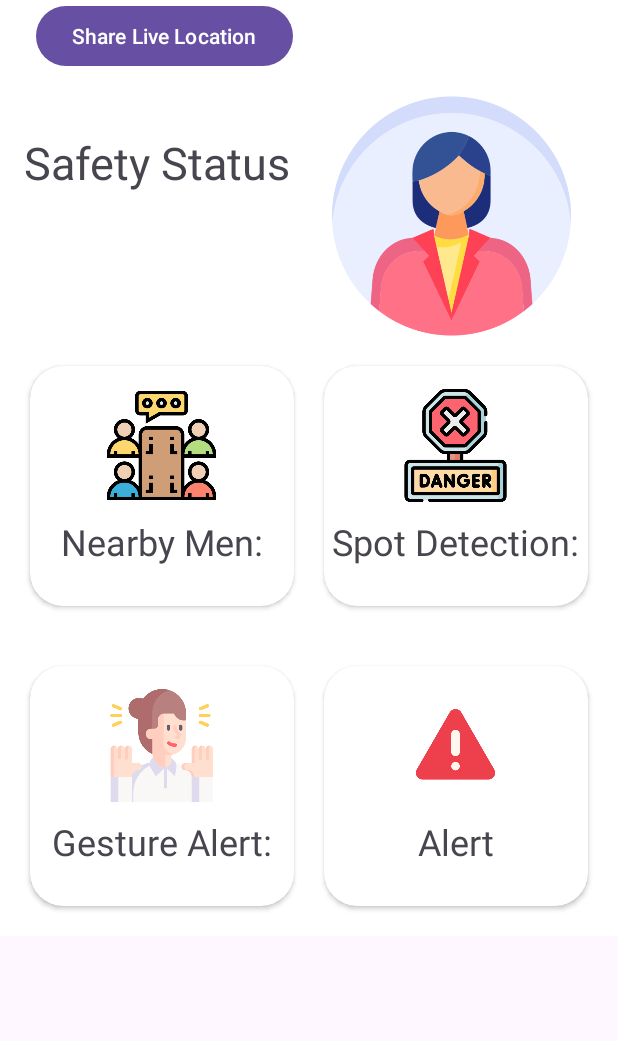
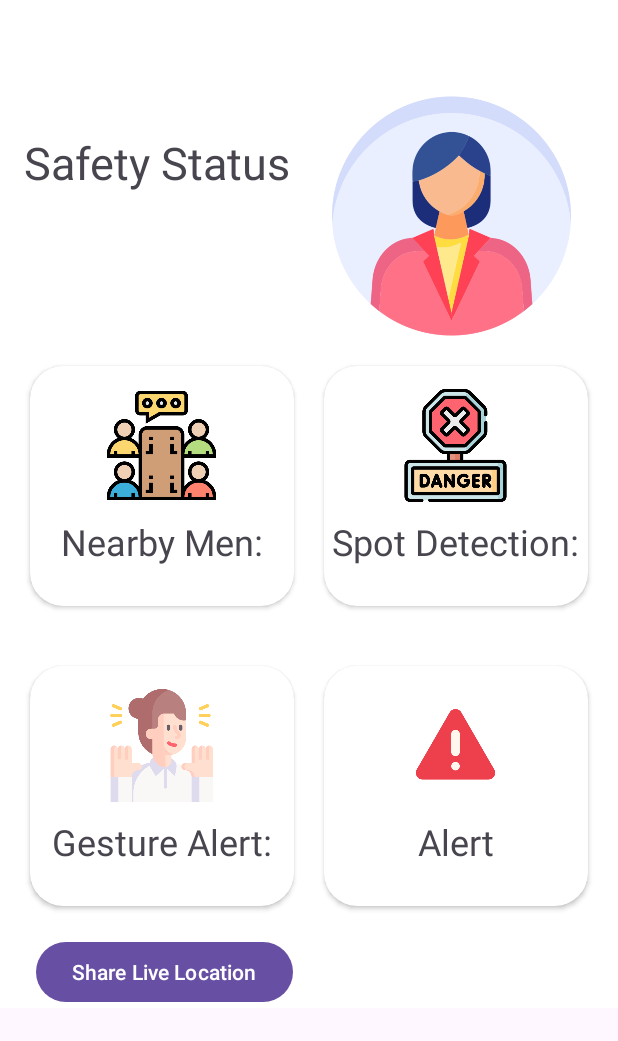
Before and after one commit to y8done/Women-Protection, an Android app: the screen it shows after launch (MainActivity), on a phone screen of 412 x 824 dp. Shown: the top 1041 px of the screen. Run offline under Robolectric (Android 15) with nearby library versions, the phone set to English and light mode, and no system bars.

```diff
--- a/app/src/main/res/layout/activity_main.xml
+++ b/app/src/main/res/layout/activity_main.xml
@@ -190,7 +190,10 @@
             android:layout_marginStart="24dp"
             android:text="Share Live Location"
             app:layout_constraintStart_toStartOf="parent"
-            tools:layout_editor_absoluteY="157dp" />
+            app:layout_constraintTop_toBottomOf="@+id/linearLayout2"
+            app:layout_constraintBottom_toBottomOf="parent"
+            />
+
 
     </androidx.constraintlayout.widget.ConstraintLayout>
 
```
